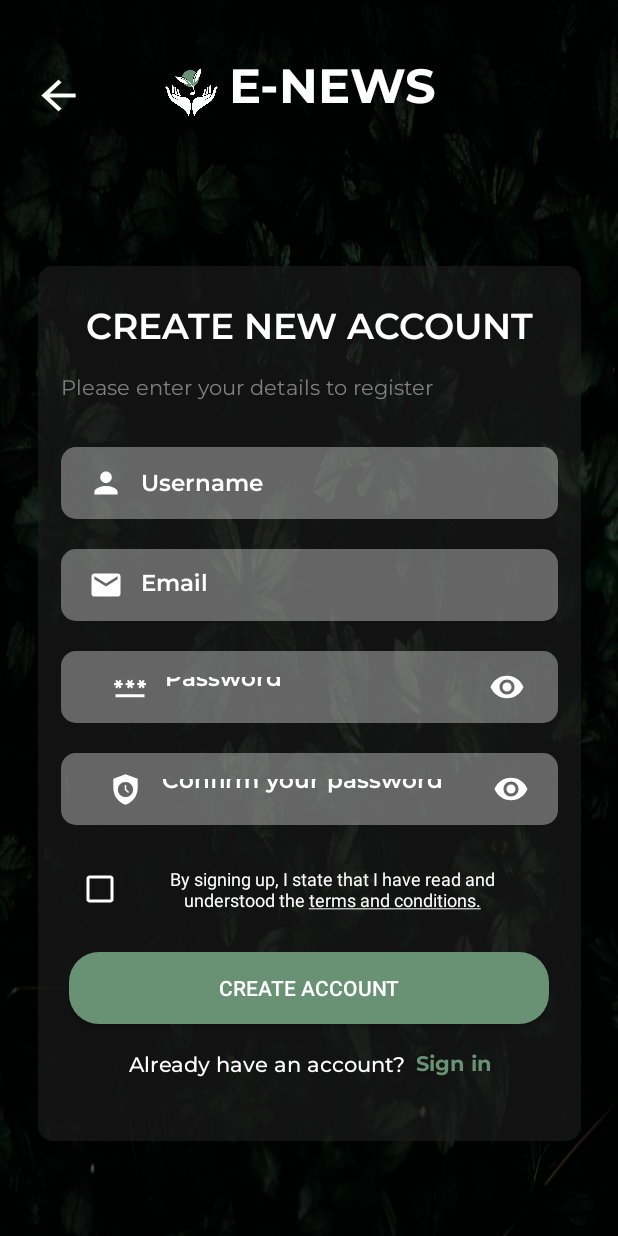
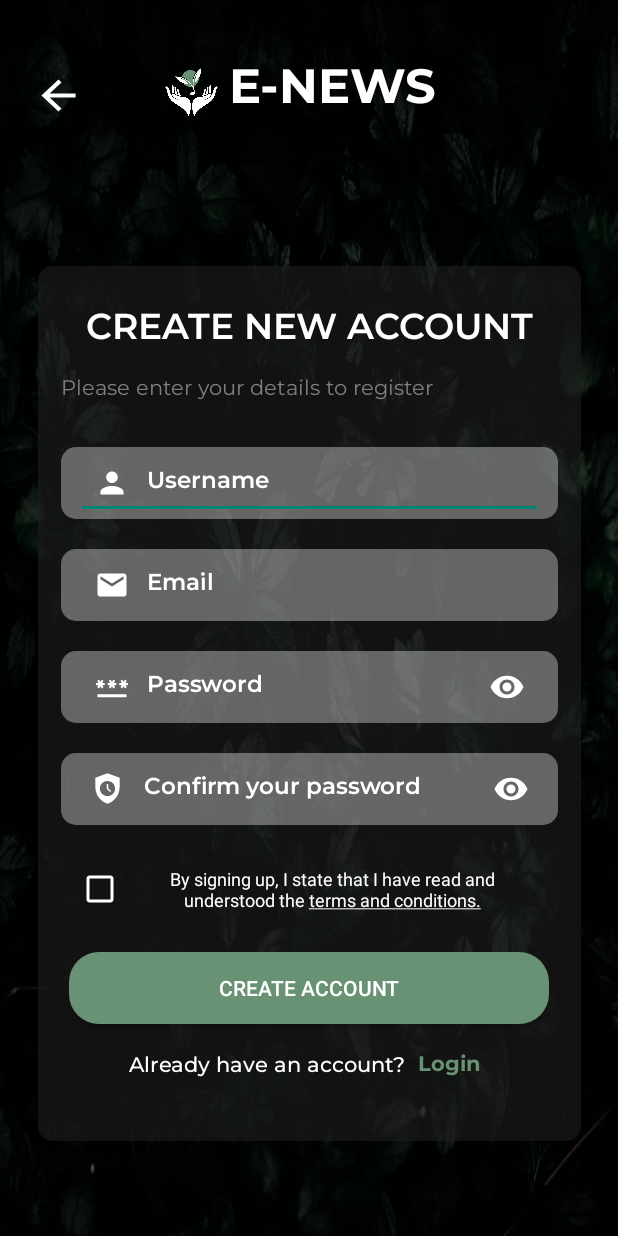
Before and after one commit to jacqbermundo16/E-NEWS-Application, an Android app: the SignupActivity screen opened directly, with no data from a screen before it, on a phone screen of 412 x 824 dp. Run offline under Robolectric (Android 15) with nearby library versions, the phone set to English and light mode, and no system bars; Roboto replaces fonts that are not available here.

Commit message:
Configured formats for uniformity

```diff
--- a/app/src/main/java/codeblock/app/e_news/SignupActivity.kt
+++ b/app/src/main/java/codeblock/app/e_news/SignupActivity.kt
@@ -1,11 +1,19 @@
 package codeblock.app.e_news
 
+import android.content.Intent
 import androidx.appcompat.app.AppCompatActivity
 import android.os.Bundle
+import android.widget.Button
 
 class SignupActivity : AppCompatActivity() {
     override fun onCreate(savedInstanceState: Bundle?) {
         super.onCreate(savedInstanceState)
         setContentView(R.layout.activity_signup)
+
+        val backButton = findViewById<Button>(R.id.btnBack)
+        backButton.setOnClickListener {
+            val Intent = Intent(this,LandingActivity::class.java)
+            startActivity(Intent)
+        }
     }
 }
--- a/app/src/main/res/layout/activity_landing.xml
+++ b/app/src/main/res/layout/activity_landing.xml
@@ -59,7 +59,7 @@
         app:layout_constraintVertical_bias="0.615" />
 
     <Button
-        android:id="@+id/btn_signup"
+        android:id="@+id/btn_login"
         android:layout_width="309dp"
         android:layout_height="43dp"
         android:background="@drawable/custom_btn"
@@ -75,7 +75,7 @@
         app:layout_constraintVertical_bias="0.752" />
 
     <Button
-        android:id="@+id/btn_login"
+        android:id="@+id/btn_signup"
         android:layout_width="309dp"
         android:layout_height="43dp"
         android:background="@drawable/custom_btn"
--- a/app/src/main/res/layout/activity_signup.xml
+++ b/app/src/main/res/layout/activity_signup.xml
@@ -84,59 +84,89 @@
         app:layout_constraintTop_toBottomOf="@+id/createAcc"
         app:layout_constraintVertical_bias="0.355" />
 
-    <EditText
+    <com.google.android.material.textfield.TextInputLayout
         android:id="@+id/enterName"
         android:layout_width="0dp"
         android:layout_height="48dp"
         android:layout_marginTop="64dp"
         android:autofillHints="no"
         android:background="@drawable/input_bg"
-        android:drawableLeft="@drawable/ic_username_foreground"
+        android:drawableStart="@drawable/ic_username_foreground"
         android:drawablePadding="3dp"
         android:ems="10"
         android:fontFamily="@font/montserrat_semibold"
-        android:hint="@string/enterName"
         android:includeFontPadding="false"
         android:inputType="text"
         android:paddingLeft="10dp"
-        android:paddingTop="10dp"
         android:paddingRight="10dp"
-        android:paddingBottom="10dp"
         android:textColor="@color/white"
         android:textColorHint="@color/white"
         android:textSize="15sp"
+        app:hintAnimationEnabled="false"
+        app:hintEnabled="false"
+        app:boxBackgroundMode="none"
         app:layout_constraintEnd_toEndOf="@+id/createAcc"
         app:layout_constraintHorizontal_bias="0.0"
         app:layout_constraintStart_toStartOf="@+id/createAcc"
-        app:layout_constraintTop_toBottomOf="@+id/createAcc" />
+        app:layout_constraintTop_toBottomOf="@+id/createAcc">
 
-    <EditText
+        <com.google.android.material.textfield.TextInputEditText
+            android:layout_width="match_parent"
+            android:layout_height="wrap_content"
+            android:backgroundTint="@android:color/transparent"
+            android:drawableStart="@drawable/ic_username_foreground"
+            android:drawablePadding="3dp"
+            android:fontFamily="@font/montserrat_semibold"
+            android:hint="@string/enterName"
+            android:inputType="text"
+            android:scaleType="centerInside"
+            android:textColorHint="@color/white"
+            android:textColor="@color/white"
+            android:textSize="15sp" />
+    </com.google.android.material.textfield.TextInputLayout>
+
+    <com.google.android.material.textfield.TextInputLayout
         android:id="@+id/enterEmail"
         android:layout_width="0dp"
         android:layout_height="48dp"
         android:layout_marginTop="20dp"
         android:autofillHints="no"
         android:background="@drawable/input_bg"
-        android:drawableLeft="@drawable/ic_email_foreground"
+        android:drawableStart="@drawable/ic_email_foreground"
         android:drawablePadding="3dp"
         android:ems="10"
         android:fontFamily="@font/montserrat_semibold"
         android:hint="@string/enterEmail"
         android:inputType="textEmailAddress"
         android:paddingLeft="10dp"
-        android:paddingTop="10dp"
         android:paddingRight="10dp"
-        android:paddingBottom="10dp"
         android:textColor="@color/white"
         android:textColorHint="@color/white"
         android:textSize="15sp"
+        app:hintAnimationEnabled="false"
+        app:hintEnabled="false"
+        app:boxBackgroundMode="none"
         app:layout_constraintEnd_toEndOf="@+id/createAcc"
         app:layout_constraintHorizontal_bias="0.0"
         app:layout_constraintStart_toStartOf="@+id/enterName"
-        app:layout_constraintTop_toBottomOf="@+id/enterName" />
+        app:layout_constraintTop_toBottomOf="@+id/enterName" >
+
+        <com.google.android.material.textfield.TextInputEditText
+            android:layout_width="match_parent"
+            android:layout_height="wrap_content"
+            android:backgroundTint="@android:color/transparent"
+            android:drawableStart="@drawable/ic_email_foreground"
+            android:drawablePadding="3dp"
+            android:fontFamily="@font/montserrat_semibold"
+            android:hint="@string/enterEmail"
+            android:inputType="text"
+            android:scaleType="centerInside"
+            android:textColorHint="@color/white"
+            android:textColor="@color/white"
+            android:textSize="15sp" />
+    </com.google.android.material.textfield.TextInputLayout>
 
     <com.google.android.material.textfield.TextInputLayout
-        style="@style/AppTextInputLayout"
         android:id="@+id/enterPassword"
         android:layout_width="0dp"
         android:layout_height="48dp"
@@ -176,7 +206,6 @@
     </com.google.android.material.textfield.TextInputLayout>
 
     <com.google.android.material.textfield.TextInputLayout
-        style="@style/AppTextInputLayout"
         android:id="@+id/confirmPassword"
         android:layout_width="0dp"
         android:layout_height="48dp"
--- a/app/src/main/res/values/strings.xml
+++ b/app/src/main/res/values/strings.xml
@@ -10,12 +10,12 @@
     <string name="confirmPassword">Confirm your password</string>
     <string name="createAcc">CREATE ACCOUNT</string>
     <string name="haveAcc">Already have an account?</string>
-    <string name="haveAcc_true"><b>Sign in</b></string>
+    <string name="haveAcc_true"><b>Login</b></string>
     <string name="check_terms">By signing up, I state that I have read and understood the <u>terms and conditions.</u></string>
 
     <!--SIGN IN-->
-    <string name="login_view">LOG IN</string>
-    <string name="login">LOG IN</string>
+    <string name="login_view">LOGIN</string>
+    <string name="login">LOGIN</string>
     <string name="details2_view">Please enter your details to sign in</string>
     <string name="forgotPass"><b>Forgot password?</b></string>
     <string name="noAcc">Don\'t have an account?</string>
```
Also changed, not shown: app/src/main/java/codeblock/app/e_news/LandingActivity.kt (+14 -0 lines), app/src/main/java/codeblock/app/e_news/SigninActivity.kt (+8 -1 lines), app/src/main/res/layout/activity_signin.xml (+32 -17 lines).
